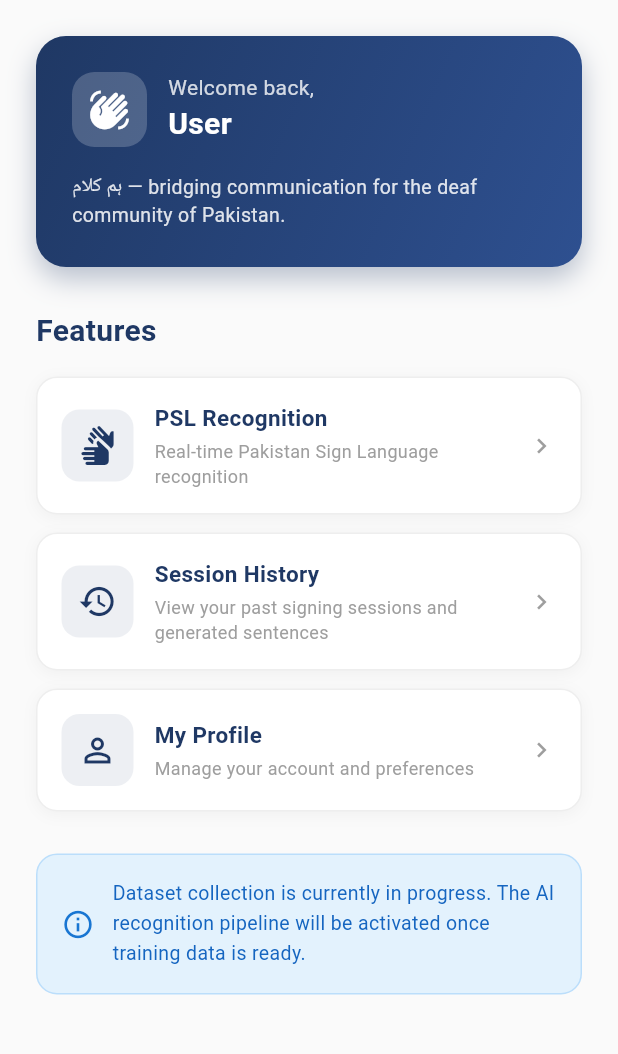
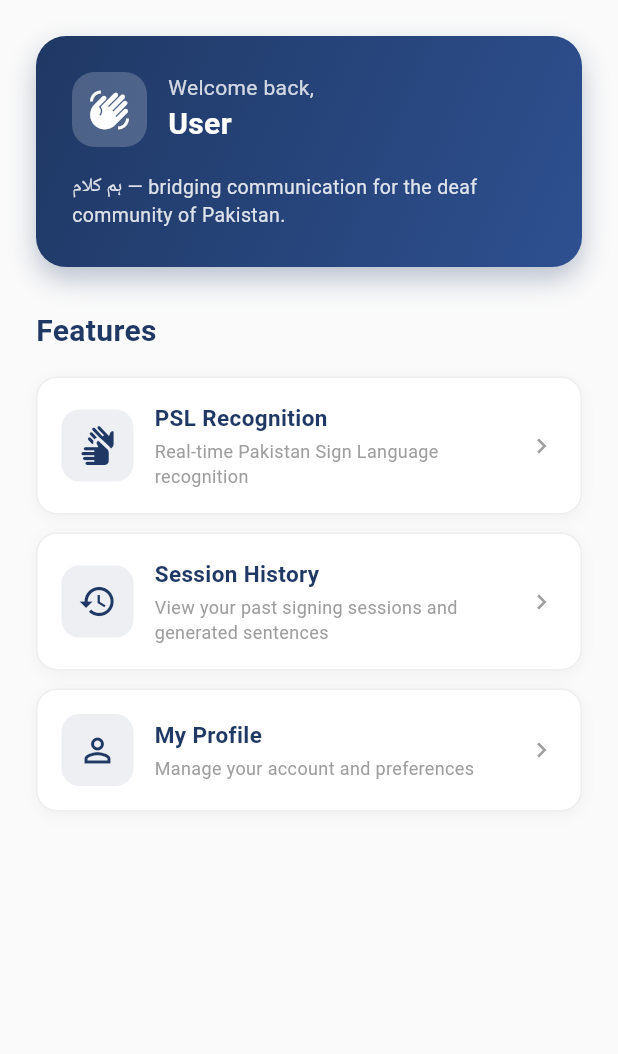
Before and after one commit to Shahbazbalti60/hamkalaam, a Flutter app: the HomeScreen screen opened directly, on a phone screen of 412 x 824 dp, the part 84-1138 px from its top. Run offline on Flutter 3.47's test engine with Material 3 defaults, Android fonts, the phone set to English and light mode, and no system bars; our stand-ins replace audioplayers, camera, dio, flutter_secure_storage, jwt_decoder, shared_preferences; missing offline and left inert: dart:js_interop; accounts and stored records are empty.

Commit message:
Remove outdated info banners from home screens

```diff
--- a/lib/screens/home/home_screen.dart
+++ b/lib/screens/home/home_screen.dart
@@ -144,30 +144,6 @@ class HomeScreen extends StatelessWidget {
               },
             ),
 
-            const SizedBox(height: 28),
-
-            // Dataset info banner
-            Container(
-              width: double.infinity,
-              padding: const EdgeInsets.all(16),
-              decoration: BoxDecoration(
-                color: Colors.blue[50],
-                borderRadius: BorderRadius.circular(14),
-                border: Border.all(color: Colors.blue[100]!),
-              ),
-              child: Row(
-                children: [
-                  Icon(Icons.info_outline, color: Colors.blue[700], size: 22),
-                  const SizedBox(width: 12),
-                  Expanded(
-                    child: Text(
-                      'Dataset collection is currently in progress. The AI recognition pipeline will be activated once training data is ready.',
-                      style: TextStyle(color: Colors.blue[800], fontSize: 13, height: 1.5),
-                    ),
-                  ),
-                ],
-              ),
-            ),
           ],
         ),
       ),
```
Also changed, not shown: lib/screens/home/admin_home_screen.dart (+0 -24 lines).
